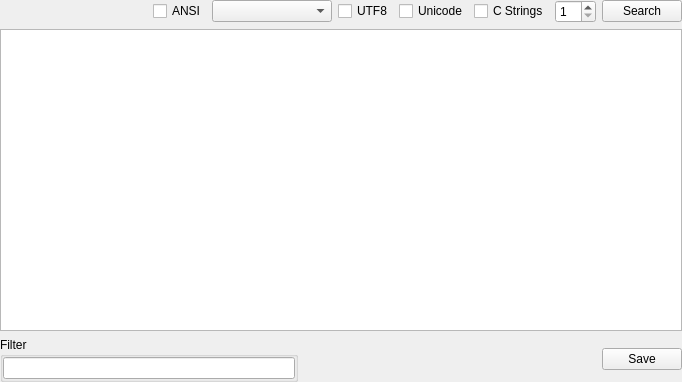
Before: the Qt Designer form SearchStrings/searchstringswidget.ui in horsicq/FormatWidgets, drawn with Qt 5.
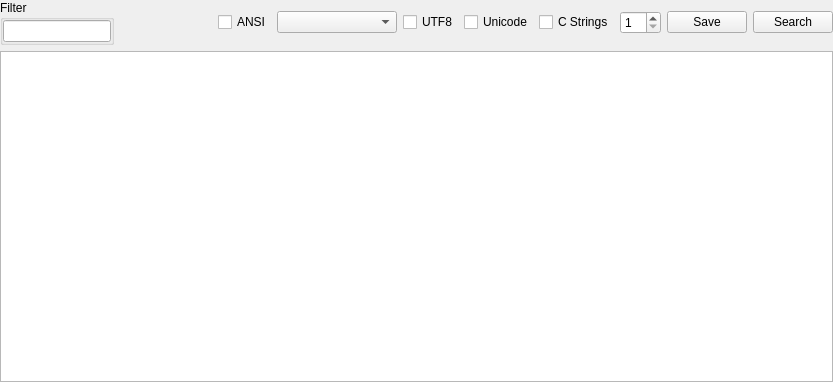
After: the same form once the commit is applied.

Patch:
```diff
--- a/SearchStrings/searchstringswidget.ui
+++ b/SearchStrings/searchstringswidget.ui
@@ -6,7 +6,7 @@
    <rect>
     <x>0</x>
     <y>0</y>
-    <width>682</width>
+    <width>833</width>
     <height>382</height>
    </rect>
   </property>
@@ -29,18 +29,42 @@
    <item>
     <layout class="QHBoxLayout" name="horizontalLayout_2">
      <item>
-      <widget class="QLabel" name="labelInfo">
-       <property name="sizePolicy">
-        <sizepolicy hsizetype="Expanding" vsizetype="Preferred">
-         <horstretch>0</horstretch>
-         <verstretch>0</verstretch>
-        </sizepolicy>
+      <widget class="QGroupBox" name="groupBoxFilter">
+       <property name="title">
+        <string>Filter</string>
        </property>
-       <property name="text">
-        <string/>
-       </property>
+       <layout class="QVBoxLayout" name="verticalLayout">
+        <property name="leftMargin">
+         <number>0</number>
+        </property>
+        <property name="topMargin">
+         <number>0</number>
+        </property>
+        <property name="rightMargin">
+         <number>0</number>
+        </property>
+        <property name="bottomMargin">
+         <number>0</number>
+        </property>
+        <item>
+         <widget class="QLineEdit" name="lineEditFilter"/>
+        </item>
+       </layout>
       </widget>
      </item>
+     <item>
+      <spacer name="horizontalSpacer">
+       <property name="orientation">
+        <enum>Qt::Horizontal</enum>
+       </property>
+       <property name="sizeHint" stdset="0">
+        <size>
+         <width>40</width>
+         <height>20</height>
+        </size>
+       </property>
+      </spacer>
+     </item>
      <item>
       <widget class="QCheckBox" name="checkBoxAnsi">
        <property name="text">
@@ -86,6 +110,13 @@
        </property>
       </widget>
      </item>
+     <item>
+      <widget class="QPushButton" name="pushButtonSave">
+       <property name="text">
+        <string>Save</string>
+       </property>
+      </widget>
+     </item>
      <item>
       <widget class="QPushButton" name="pushButtonSearch">
        <property name="text">
@@ -126,54 +157,6 @@
      </attribute>
     </widget>
    </item>
-   <item>
-    <layout class="QHBoxLayout" name="horizontalLayout">
-     <item>
-      <widget class="QGroupBox" name="groupBoxFilter">
-       <property name="title">
-        <string>Filter</string>
-       </property>
-       <layout class="QVBoxLayout" name="verticalLayout">
-        <property name="leftMargin">
-         <number>0</number>
-        </property>
-        <property name="topMargin">
-         <number>0</number>
-        </property>
-        <property name="rightMargin">
-         <number>0</number>
-        </property>
-        <property name="bottomMargin">
-         <number>0</number>
-        </property>
-        <item>
-         <widget class="QLineEdit" name="lineEditFilter"/>
-        </item>
-       </layout>
-      </widget>
-     </item>
-     <item>
-      <spacer name="horizontalSpacer">
-       <property name="orientation">
-        <enum>Qt::Horizontal</enum>
-       </property>
-       <property name="sizeHint" stdset="0">
-        <size>
-         <width>40</width>
-         <height>20</height>
-        </size>
-       </property>
-      </spacer>
-     </item>
-     <item>
-      <widget class="QPushButton" name="pushButtonSave">
-       <property name="text">
-        <string>Save</string>
-       </property>
-      </widget>
-     </item>
-    </layout>
-   </item>
   </layout>
  </widget>
  <resources/>
```
